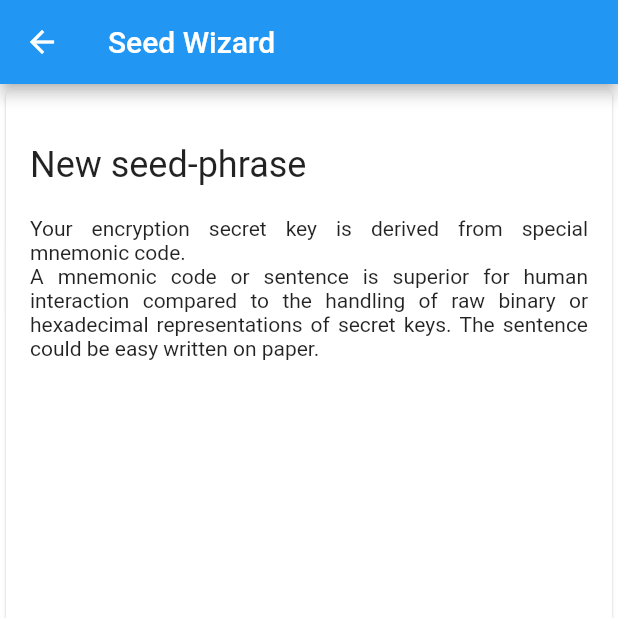
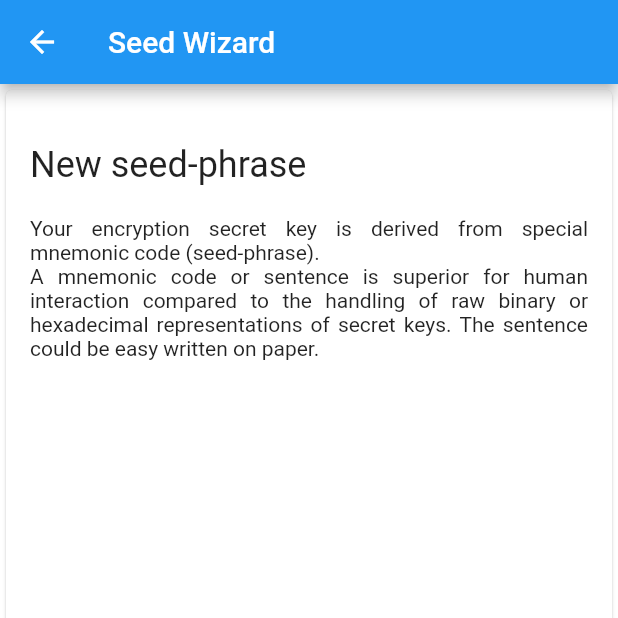
Before and after one commit to dblokhin/contacts, a Flutter app: the WizardCreateSeedScreen screen opened directly, on a phone screen of 412 x 824 dp, the top half of it. Run offline on Flutter 3.47's test engine with Material 2 defaults, Android fonts, the phone set to English and light mode, and no system bars; our stand-ins replace rxdart, shared_preferences; accounts and stored records are empty.

Commit message:
ui: add wizard step 2

```diff
--- a/lib/interfaces/localization.dart
+++ b/lib/interfaces/localization.dart
@@ -85,21 +85,21 @@ class AppLocalizationsDelegate extends LocalizationsDelegate<AppLocalizations> {
 }
 
 const Map<String, Map<String, dynamic>> _localizedData = {
-  "en": {
-    "welcome": "Welcome!",
-    "wizardIntro":
-        "The main Privacy Contacts App's goal is keeping your privacy with you only. Backed by AES encryption the App syncs only encrypted data. So it guaranties you that your privacy data is not collected, processed and analysed while storing in the cloud. \nUsing the same secret seed-phrase you can synchronize your contacts data across many devices without trusting service provider. \nThe project is Open Source and you can audit every line of code. \nYou must take care to keep your seed-phrase in strongly secret and use the App in safe environment.",
-    "seedIntro":
-        "Your encryption secret key is derived from special mnemonic code. \nA mnemonic code or sentence is superior for human interaction compared to the handling of raw binary or hexadecimal representations of secret keys. The sentence could be easy written on paper.",
-    "haveYouSeed": "Do you have a seed-phrase?",
-    "alreadyHaveSeed": "Yes, I have one",
-    "createNewSeed": "No, create new",
-    "seedWizard": "Seed Wizard",
-    "recreate": "Recreate",
-    "next": "Next",
-    "newSeed": "New seed-phrase",
-    "copySeed": "Copy seed to clipboard",
-    "copiedSeed": "Copied"
+  'en': {
+    'welcome': 'Welcome!',
+    'wizardIntro':
+        'The main Privacy Contacts App\'s goal is keeping your privacy with you only. Backed by AES encryption the App syncs only encrypted data. So it guaranties you that your privacy data is not collected, processed and analysed while storing in the cloud. \nUsing the same secret seed-phrase you can synchronize your contacts data across many devices without trusting service provider. \nThe project is Open Source and you can audit every line of code. \nYou must take care to keep your seed-phrase in strongly secret and use the App in safe environment.',
+    'seedIntro':
+        'Your encryption secret key is derived from special mnemonic code (seed-phrase). \nA mnemonic code or sentence is superior for human interaction compared to the handling of raw binary or hexadecimal representations of secret keys. The sentence could be easy written on paper.',
+    'haveYouSeed': 'Do you have a seed-phrase?',
+    'alreadyHaveSeed': 'Yes',
+    'createNewSeed': 'No',
+    'seedWizard': 'Seed Wizard',
+    'recreate': 'Recreate',
+    'next': 'Next',
+    'newSeed': 'New seed-phrase',
+    'copySeed': 'Copy seed to clipboard',
+    'copiedSeed': 'Copied'
   },
-  "ru": {}
+  'ru': {}
 };
```
Also changed, not shown: lib/screens/wizard.dart (+25 -18 lines).
